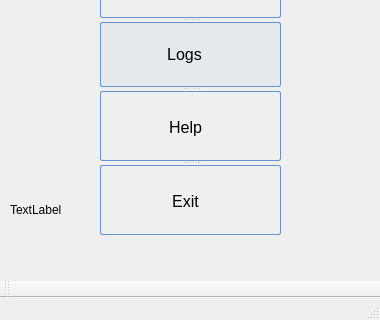
Old version of the form POML060_v1/stageonemain.ui in the repository viniltc/POML060; both pictures show x 0 to 380 and y 236 to 556 of the 380 by 556 pixel window.
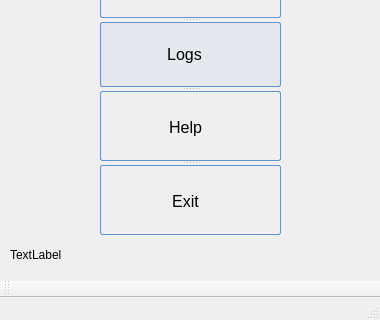
New version of the form. Custom widgets are drawn as their Qt base class.

Diff of the .ui file:
```diff
--- a/POML060_v1/stageonemain.ui
+++ b/POML060_v1/stageonemain.ui
@@ -339,9 +339,9 @@
     <property name="geometry">
      <rect>
       <x>10</x>
-      <y>420</y>
-      <width>81</width>
-      <height>51</height>
+      <y>480</y>
+      <width>281</width>
+      <height>21</height>
      </rect>
     </property>
     <property name="text">
```
Left out of the diff: 6 changed lines with no effect on the pictures.
